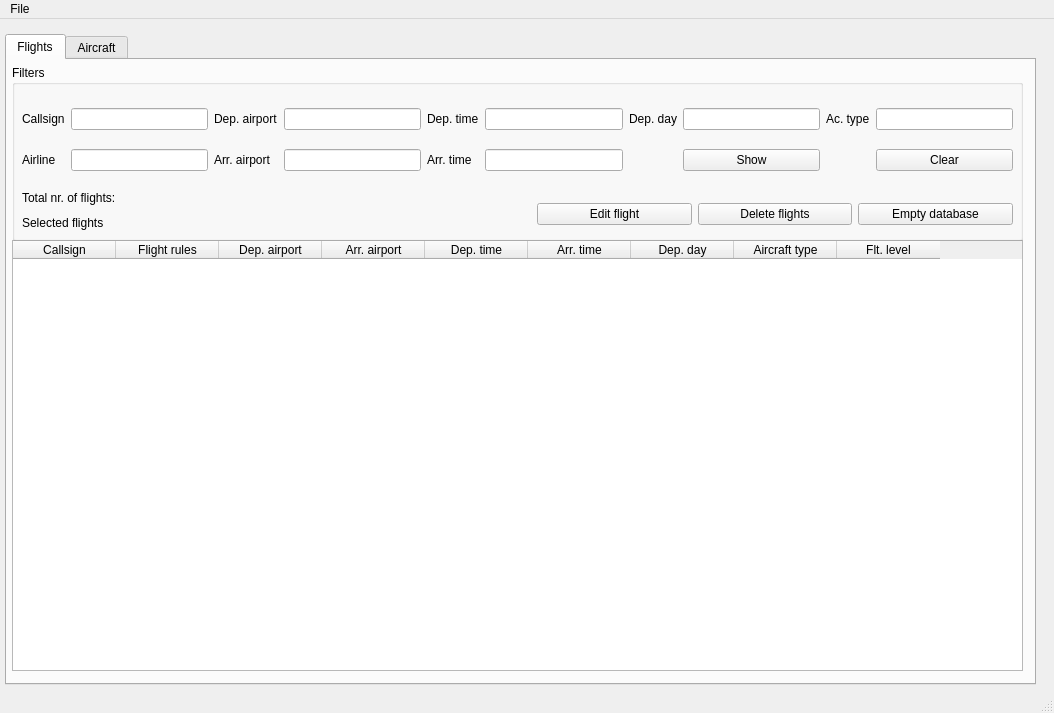
kantooon/ScheduleViewer, file ScheduleUi/MainWindow.ui: the form before one commit.
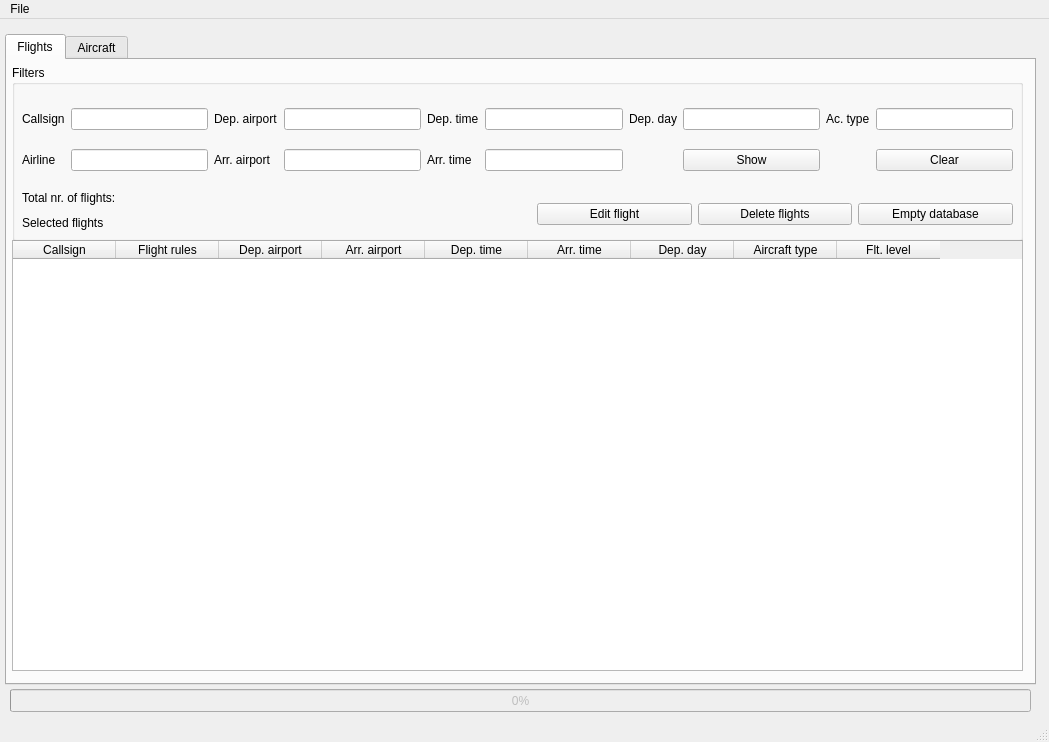
The form after the commit. Icons and pictures are not drawn.

What changed in the file:
```diff
--- a/ScheduleUi/MainWindow.ui
+++ b/ScheduleUi/MainWindow.ui
@@ -6,8 +6,8 @@
    <rect>
     <x>0</x>
     <y>0</y>
-    <width>1054</width>
-    <height>713</height>
+    <width>1049</width>
+    <height>742</height>
    </rect>
   </property>
   <property name="windowTitle">
@@ -350,13 +350,29 @@
      </attribute>
     </widget>
    </widget>
+   <widget class="QProgressBar" name="progressBar">
+    <property name="enabled">
+     <bool>false</bool>
+    </property>
+    <property name="geometry">
+     <rect>
+      <x>10</x>
+      <y>670</y>
+      <width>1021</width>
+      <height>23</height>
+     </rect>
+    </property>
+    <property name="value">
+     <number>0</number>
+    </property>
+   </widget>
   </widget>
   <widget class="QMenuBar" name="menubar">
    <property name="geometry">
     <rect>
      <x>0</x>
      <y>0</y>
-     <width>1054</width>
+     <width>1049</width>
      <height>21</height>
     </rect>
    </property>
```
Left out of the diff: 4 changed lines with no effect on the pictures.
